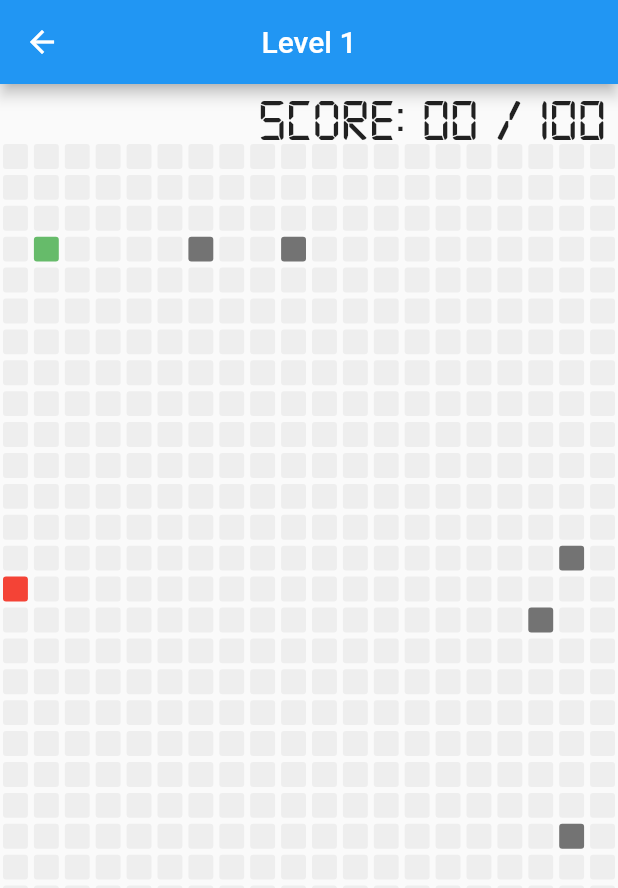
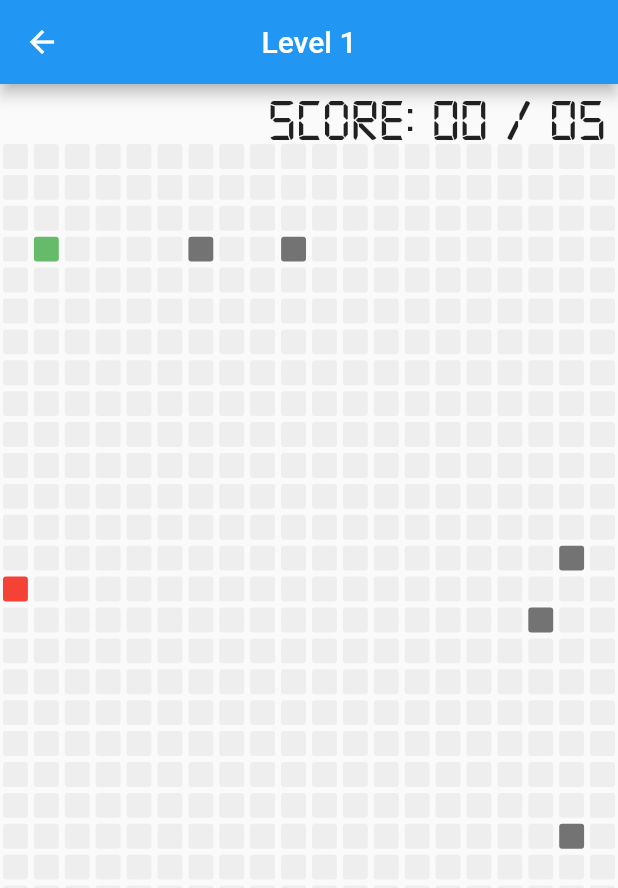
Before and after one commit to carum98/snake, a Flutter app: the screen it shows after launch, after a tap on the "play arrow" icon, on a phone screen of 412 x 824 dp. Shown: the top 888 px of the screen. Run offline on Flutter 3.47's test engine with Material 2 defaults, Android fonts, the phone set to English and light mode, and no system bars.

Commit message:
Next level

```diff
--- a/lib/constants/levels.dart
+++ b/lib/constants/levels.dart
@@ -24,6 +24,23 @@ extension IntLevels on Levels {
     }
   }
 
+  int get meta {
+    switch (this) {
+      case Levels.One:
+        return 5;
+      case Levels.Two:
+        return 70;
+      case Levels.Three:
+        return 50;
+      case Levels.Four:
+        return 20;
+      case Levels.Five:
+        return 10;
+      default:
+        throw Exception('No level');
+    }
+  }
+
   String get string {
     switch (this) {
       case Levels.One:
--- a/lib/inherited/score_inherited.dart
+++ b/lib/inherited/score_inherited.dart
@@ -1,4 +1,5 @@
 import 'package:flutter/material.dart';
+import 'package:snake/constants/levels.dart';
 import 'package:snake/models/score.dart';
 
 class ScoreInherited extends InheritedWidget {
@@ -6,9 +7,11 @@ class ScoreInherited extends InheritedWidget {
     Key? key,
     required Widget child,
     required this.score,
+    required this.levels,
   }) : super(key: key, child: child);
 
   final Score score;
+  final Levels levels;
 
   static ScoreInherited of(BuildContext context) {
     final ScoreInherited? result = context.dependOnInheritedWidgetOfExactType<ScoreInherited>();
--- a/lib/models/score.dart
+++ b/lib/models/score.dart
@@ -7,4 +7,8 @@ class Score extends ChangeNotifier {
     score++;
     notifyListeners();
   }
+
+  bool isComplete(int meta) {
+    return score >= meta;
+  }
 }
--- a/lib/pages/snake_page.dart
+++ b/lib/pages/snake_page.dart
@@ -18,13 +18,12 @@ class SnakePage extends StatelessWidget {
       ),
       body: ScoreInherited(
         score: Score(),
+        levels: level,
         child: Column(
           children: [
             PanelScore(),
             Expanded(
-              child: SnakeGame(
-                width: level.width,
-              ),
+              child: SnakeGame(),
             ),
           ],
         ),
--- a/lib/widgets/panel_score.dart
+++ b/lib/widgets/panel_score.dart
@@ -1,5 +1,7 @@
 import 'package:flutter/material.dart';
+import 'package:snake/constants/levels.dart';
 import 'package:snake/inherited/score_inherited.dart';
+import 'package:snake/widgets/next_level.dart';
 
 class PanelScore extends StatefulWidget {
   const PanelScore({Key? key}) : super(key: key);
@@ -10,16 +12,27 @@ class PanelScore extends StatefulWidget {
 
 class _PanelScoreState extends State<PanelScore> {
   int score = 0;
+  late Levels level;
 
   @override
   void didChangeDependencies() {
     super.didChangeDependencies();
 
+    level = ScoreInherited.of(context).levels;
+
     ScoreInherited.of(context).score.addListener(() {
-      print('Score increase');
       score = ScoreInherited.of(context).score.score;
 
-      setState(() {});
+      if (ScoreInherited.of(context).score.isComplete(level.meta)) {
+        showDialog(
+          context: context,
+          builder: (_) => NextLevelDialog(
+            level: ScoreInherited.of(context).levels.string,
+          ),
+        );
+      } else {
+        setState(() {});
+      }
     });
   }
 
@@ -31,7 +44,7 @@ class _PanelScoreState extends State<PanelScore> {
         mainAxisAlignment: MainAxisAlignment.end,
         children: [
           Text(
-            'Score: ${_buildScore(score)} / 100',
+            'Score: ${_buildScore(score)} / ${_buildScore(level.meta)}',
             style: const TextStyle(
               fontFamily: 'Digital-7',
               fontSize: 40,
--- a/lib/widgets/snake_game.dart
+++ b/lib/widgets/snake_game.dart
@@ -6,6 +6,7 @@ import 'package:flutter/foundation.dart';
 import 'package:flutter/material.dart';
 import 'package:flutter/services.dart';
 import 'package:snake/constants/direction.dart';
+import 'package:snake/constants/levels.dart';
 import 'package:snake/inherited/score_inherited.dart';
 import 'package:snake/inherited/setting_inherited.dart';
 import 'package:snake/models/setting.dart';
@@ -13,8 +14,7 @@ import 'package:snake/models/snake.dart';
 import 'package:snake/widgets/game_over.dart';
 
 class SnakeGame extends StatefulWidget {
-  final int width;
-  const SnakeGame({Key? key, required this.width}) : super(key: key);
+  const SnakeGame({Key? key}) : super(key: key);
 
   @override
   _SnakeGameState createState() => _SnakeGameState();
@@ -37,8 +37,10 @@ class _SnakeGameState extends State<SnakeGame> {
     super.initState();
 
     WidgetsBinding.instance?.addPostFrameCallback((timeStamp) {
-      axisX = context.size!.width ~/ widget.width;
-      axisY = ((context.size!.height - kToolbarHeight) ~/ widget.width) * axisX;
+      final level = ScoreInherited.of(context).levels;
+
+      axisX = context.size!.width ~/ level.width;
+      axisY = ((context.size!.height - kToolbarHeight) ~/ level.width) * axisX;
 
       food = random.nextInt(axisY);
 
@@ -68,7 +70,11 @@ class _SnakeGameState extends State<SnakeGame> {
 
       timer = Timer.periodic(Duration(milliseconds: 300), (timer) {
         snake.move(direction, food);
-        setState(() {});
+        if (ScoreInherited.of(context).score.isComplete(level.meta)) {
+          timer.cancel();
+        } else {
+          setState(() {});
+        }
       });
     });
   }
```
Also changed, not shown: lib/widgets/next_level.dart (added, +43 -0 lines).
